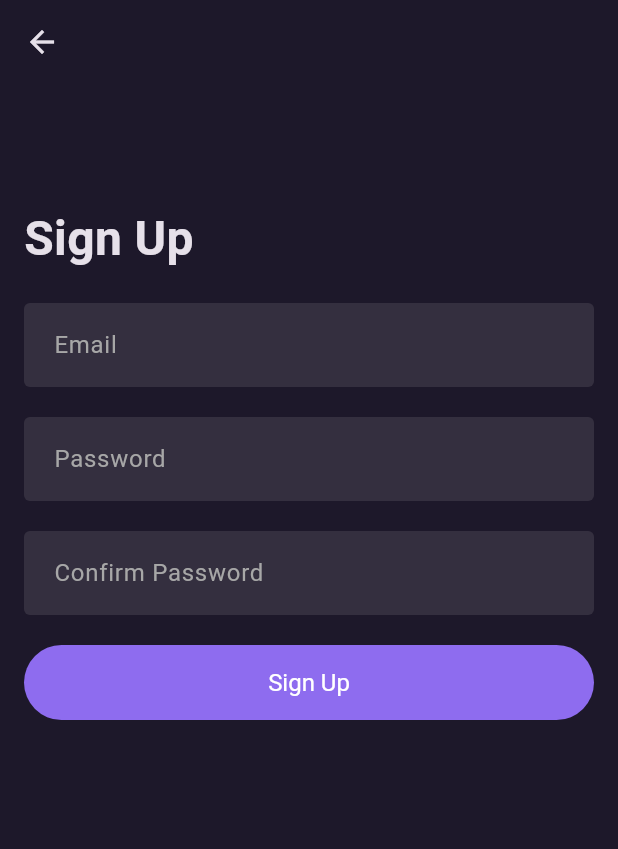
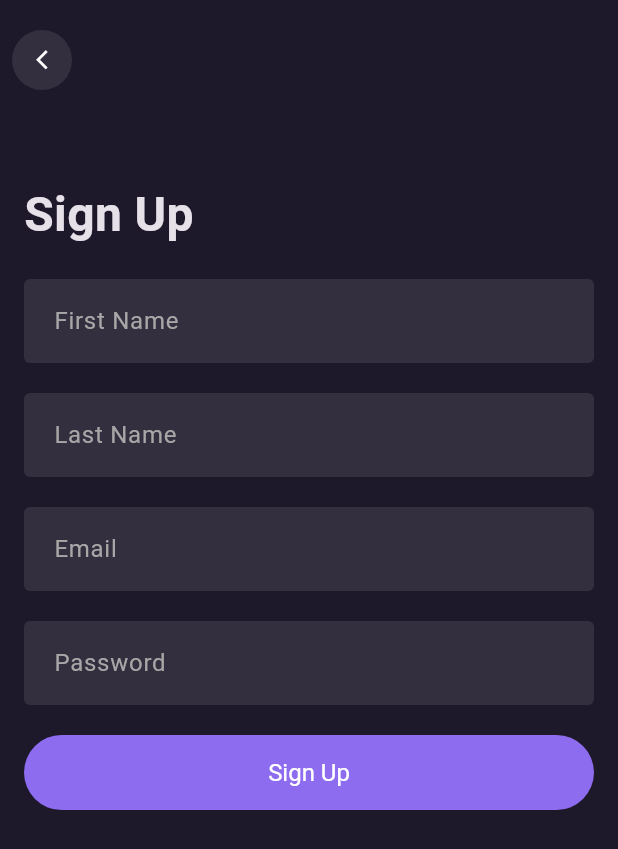
Before and after one commit to ThienNg0/E-commerce-flutter, a Flutter app: the SignupPage screen opened directly, on a phone screen of 412 x 824 dp. Shown: the top 849 px of the screen. Run offline on Flutter 3.47's test engine with Material 3 defaults, Android fonts, the phone set to English and light mode, and no system bars; our stand-ins replace flutter_bloc, flutter_svg; Roboto replaces fonts that are missing (CircularStd).

Commit message:
nav signup

```diff
--- a/lib/presentation/auth/pages/forgot_password.dart
+++ b/lib/presentation/auth/pages/forgot_password.dart
@@ -12,9 +12,7 @@ class ForgotPasswordPage extends StatelessWidget {
   @override
   Widget build(BuildContext context) {
     return Scaffold(
-      appBar: const BasicAppbar(
-        hideBack: true,
-      ),
+      appBar: const BasicAppbar(),
       body: Padding(
         padding: EdgeInsets.symmetric(horizontal: 16, vertical: 40),
         child: Column(
--- a/lib/presentation/auth/pages/signup.dart
+++ b/lib/presentation/auth/pages/signup.dart
@@ -1,5 +1,6 @@
 import 'package:flutter/material.dart';
 import 'package:ecommerce_app/common/widgets/button/basic_app_button.dart';
+import 'package:ecommerce_app/common/widgets/appbar/app_bar.dart';
 
 class SignupPage extends StatelessWidget {
   const SignupPage({super.key});
@@ -7,29 +8,26 @@ class SignupPage extends StatelessWidget {
   @override
   Widget build(BuildContext context) {
     return Scaffold(
-      appBar: AppBar(
-        leading: IconButton(
-          icon: Icon(Icons.arrow_back),
-          onPressed: () => Navigator.pop(context),
-        ),
-        backgroundColor: Colors.transparent,
-        elevation: 0,
-      ),
-      body: Padding(
-        padding: EdgeInsets.symmetric(horizontal: 16, vertical: 80),
+      appBar: const BasicAppbar(),
+      body: SingleChildScrollView(
+        child: Padding(
+          padding: EdgeInsets.symmetric(horizontal: 16, vertical: 40),
           child: Column(
             crossAxisAlignment: CrossAxisAlignment.start,
             children: [
               _signupText(context),
               const SizedBox(height: 20),
+              _firstNameField(context),
+              const SizedBox(height: 20),
+              _lastNameField(context),
+              const SizedBox(height: 20),
               _emailField(context),
               const SizedBox(height: 20),
               _passwordField(context),
               const SizedBox(height: 20),
-            _confirmPasswordField(context),
-            const SizedBox(height: 20),
               _signupButton(),
             ],
+          ),
         ),
       ),
     );
@@ -41,6 +39,22 @@ class SignupPage extends StatelessWidget {
       style: TextStyle(
         fontSize: 32,
         fontWeight: FontWeight.bold,
+      ),
+    );
+  }
+
+  Widget _firstNameField(BuildContext context) {
+    return TextField(
+      decoration: InputDecoration(
+        hintText: 'First Name',
+      ),
+    );
+  }
+
+  Widget _lastNameField(BuildContext context) {
+    return TextField(
+      decoration: InputDecoration(
+        hintText: 'Last Name',
       ),
     );
   }
@@ -62,15 +76,6 @@ class SignupPage extends StatelessWidget {
     );
   }
 
-  Widget _confirmPasswordField(BuildContext context) {
-    return TextField(
-      obscureText: true,
-      decoration: InputDecoration(
-        hintText: 'Confirm Password',
-      ),
-    );
-  }
-
   Widget _signupButton() {
     return BasicAppButton(
       onPressed: () {},
```
Lines whose indentation alone changed are shown as unchanged.
